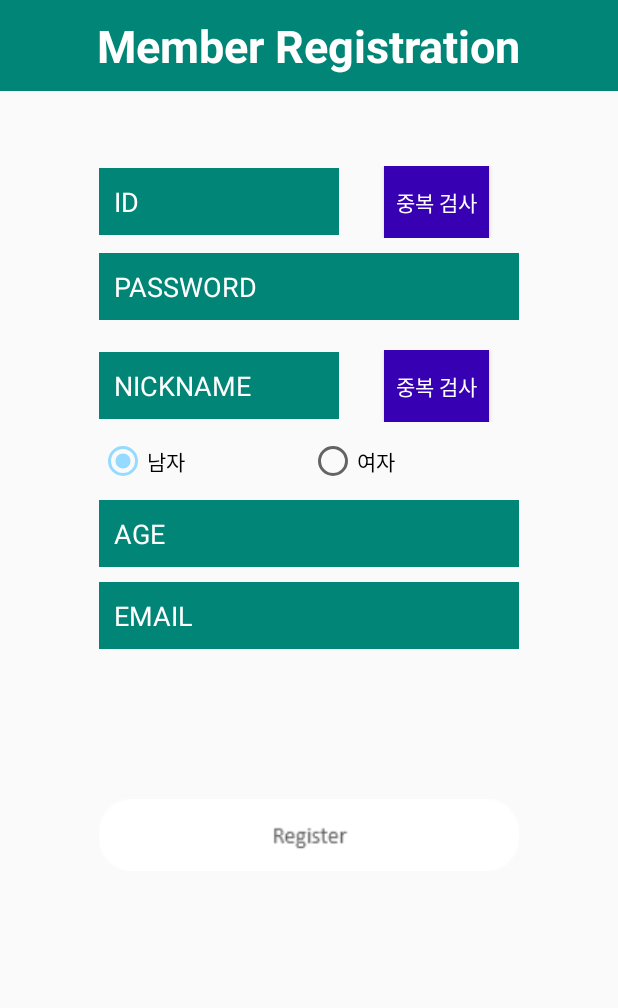
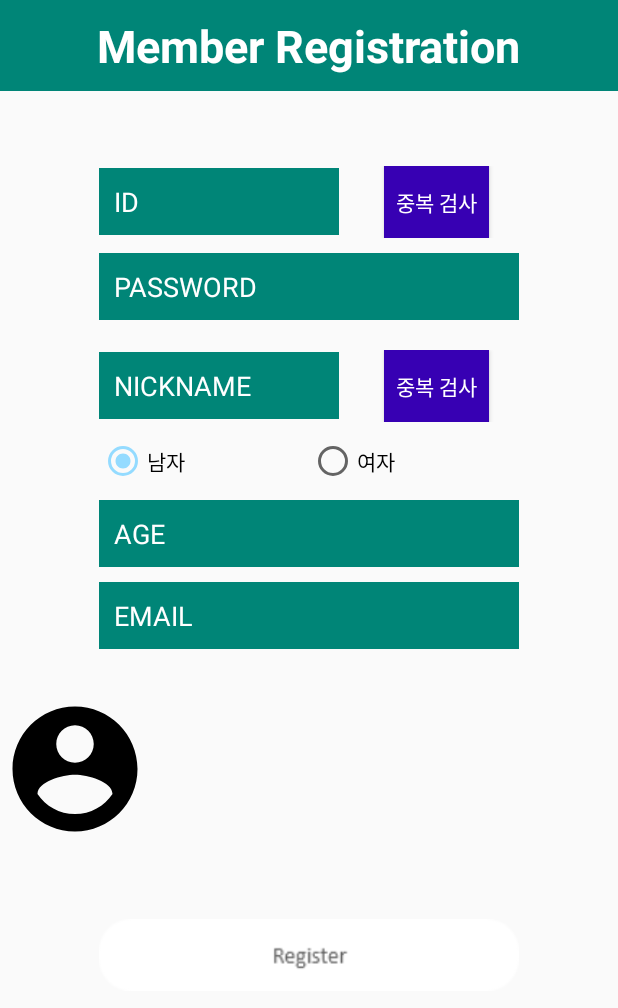
Before and after one commit to jec1128/myTripMate, an Android app: the layout activity_register.xml on its own in the app's theme, with its tools: preview values and no code run, on a phone screen of 412 x 824 dp. Shown: the top 1008 px of the screen. Run offline under Robolectric (Android 15) with nearby library versions, the phone set to English and light mode, and no system bars.

Commit message:
10.10 테스트 겸 두번째 업로드 - 최승완

```diff
--- /dev/null
+++ b/app/src/main/res/drawable/ic_account_circle_black_24dp.xml
@@ -0,0 +1,9 @@
+<vector xmlns:android="http://schemas.android.com/apk/res/android"
+        android:width="24dp"
+        android:height="24dp"
+        android:viewportWidth="24.0"
+        android:viewportHeight="24.0">
+    <path
+        android:fillColor="#FF000000"
+        android:pathData="M12,2C6.48,2 2,6.48 2,12s4.48,10 10,10 10,-4.48 10,-10S17.52,2 12,2zM12,5c1.66,0 3,1.34 3,3s-1.34,3 -3,3 -3,-1.34 -3,-3 1.34,-3 3,-3zM12,19.2c-2.5,0 -4.71,-1.28 -6,-3.22 0.03,-1.99 4,-3.08 6,-3.08 1.99,0 5.97,1.09 6,3.08 -1.29,1.94 -3.5,3.22 -6,3.22z"/>
+</vector>
--- a/app/src/main/res/layout/activity_register.xml
+++ b/app/src/main/res/layout/activity_register.xml
@@ -161,6 +161,7 @@
                 android:layout_height="wrap_content"
                 android:layout_gravity="center"
                 android:layout_marginTop="10dp"
+                android:layout_marginBottom="30dp"
                 android:singleLine = "true"
                 android:background="@color/colorPrimary"
                 android:hint="EMAIL"
@@ -169,6 +170,15 @@
                 android:textColor="#ffffff"
                 android:textColorHint="#ffffff">
             </EditText>
+
+            <ImageView
+                android:id="@+id/RegisterActivity_imageview_profile"
+                android:src="@drawable/ic_account_circle_black_24dp"
+                android:layout_width="100dp"
+                android:layout_height="100dp"
+               />
+
+
             <!--
 
                         <TextView
@@ -251,7 +261,7 @@
                 android:layout_width="280dp"
                 android:layout_height="wrap_content"
                 android:layout_gravity="center"
-                android:layout_marginTop="100dp"
+                android:layout_marginTop="50dp"
                 android:background="@drawable/register_bar"
                 />
 
--- a/build.gradle
+++ b/build.gradle
@@ -8,6 +8,8 @@ buildscript {
     }
     dependencies {
         classpath 'com.android.tools.build:gradle:3.4.0'
+        classpath 'com.google.gms:google-services:4.2.0'
+
 
         // NOTE: Do not place your application dependencies here; they belong
         // in the individual module build.gradle files
```
Also changed, not shown: app/build.gradle (+6 -1 lines), app/src/main/java/com/example/tripmate/Intro2Activity.java (+26 -0 lines), app/src/main/java/com/example/tripmate/User/UserModel.java (added, +31 -0 lines), 1 other file.
